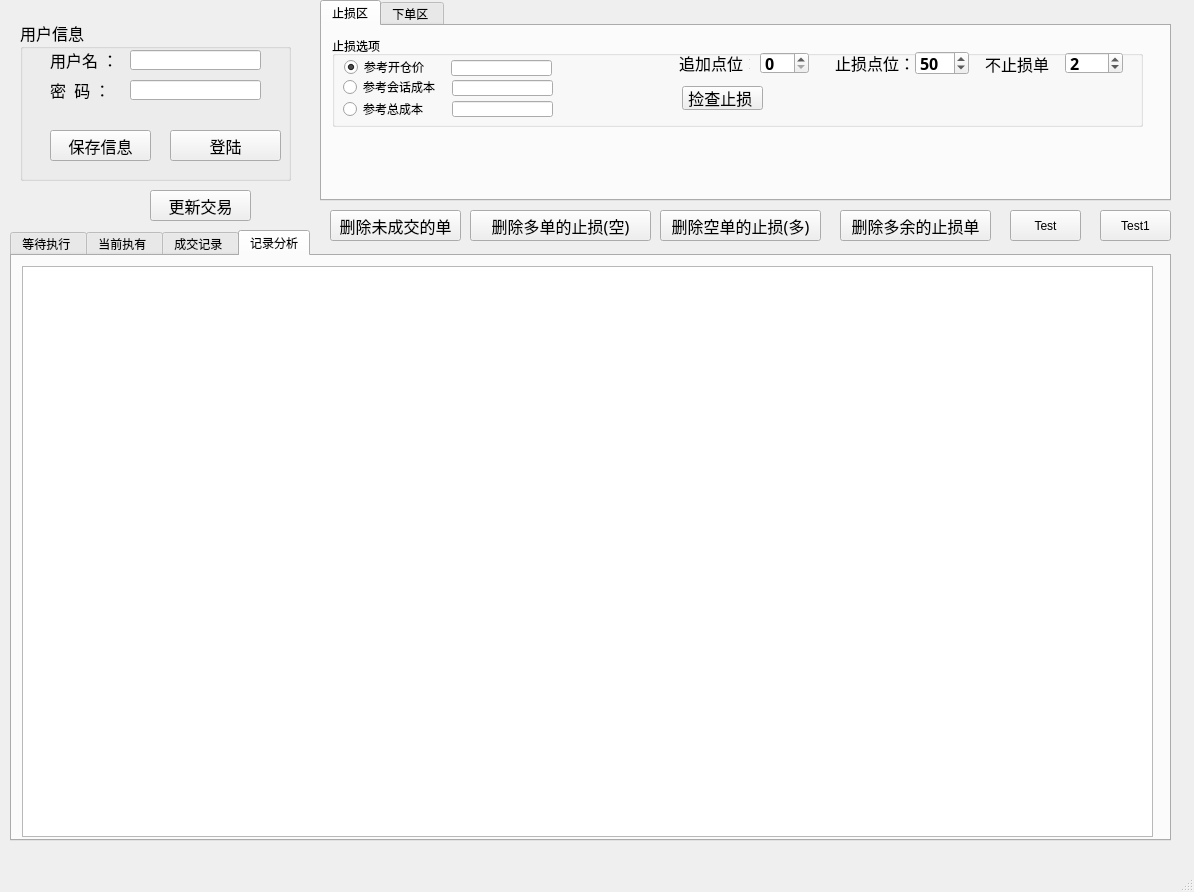
Above: win2.ui from che7611/test before the change. Below: the same form after it.
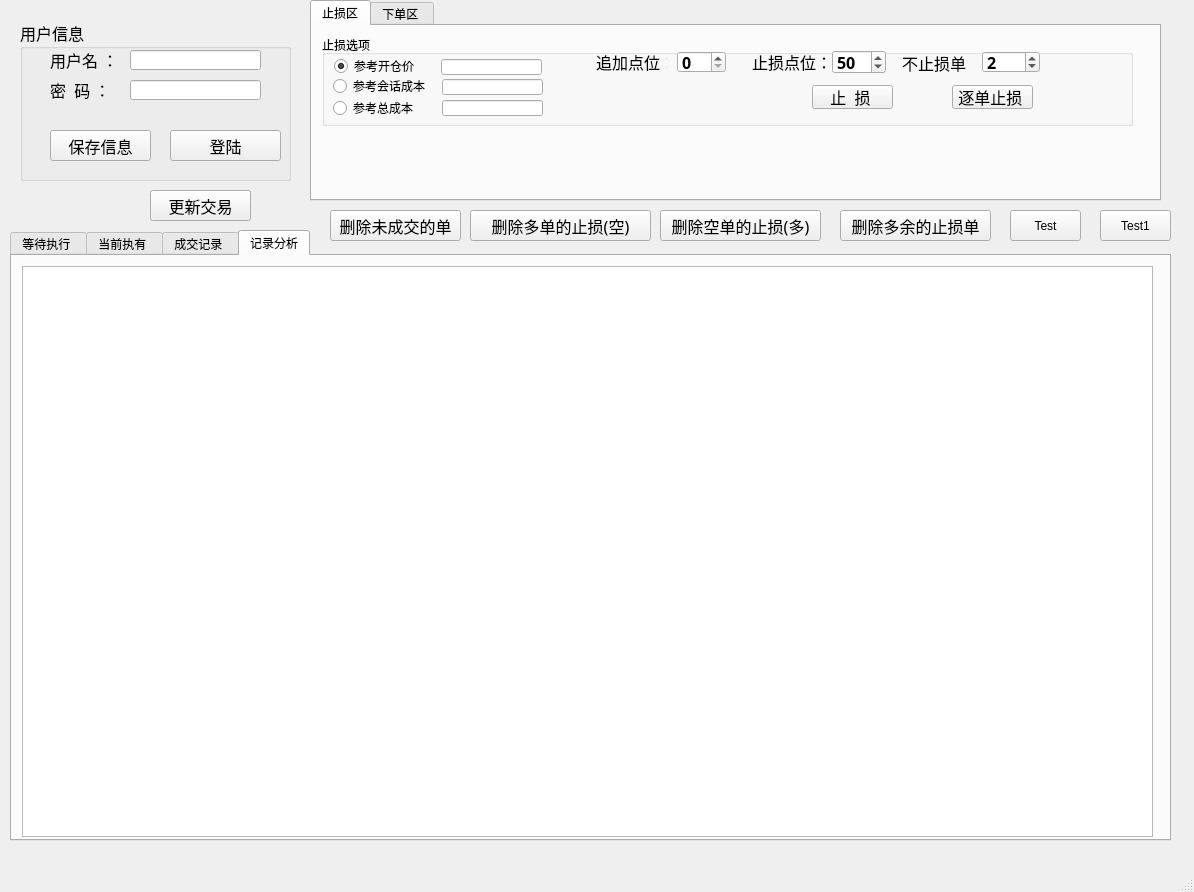
That is the form after the change.

```diff
--- a/win2.ui
+++ b/win2.ui
@@ -248,7 +248,7 @@
    <widget class="QTabWidget" name="tabWidget">
     <property name="geometry">
      <rect>
-      <x>320</x>
+      <x>310</x>
       <y>0</y>
       <width>851</width>
       <height>201</height>
@@ -265,7 +265,7 @@
       <property name="geometry">
        <rect>
         <x>10</x>
-        <y>10</y>
+        <y>9</y>
         <width>811</width>
         <height>91</height>
        </rect>
@@ -276,7 +276,7 @@
       <widget class="QPushButton" name="b_checkstop">
        <property name="geometry">
         <rect>
-         <x>350</x>
+         <x>630</x>
          <y>50</y>
          <width>81</width>
          <height>24</height>
@@ -289,13 +289,13 @@
         </font>
        </property>
        <property name="text">
-        <string>捡查止损 </string>
+        <string>逐单止损 </string>
        </property>
       </widget>
       <widget class="QSpinBox" name="box_nostop">
        <property name="geometry">
         <rect>
-         <x>733</x>
+         <x>660</x>
          <y>16</y>
          <width>58</width>
          <height>22</height>
@@ -319,7 +319,7 @@
       <widget class="QSpinBox" name="box_add">
        <property name="geometry">
         <rect>
-         <x>428</x>
+         <x>355</x>
          <y>16</y>
          <width>49</width>
          <height>22</height>
@@ -343,7 +343,7 @@
       <widget class="QLabel" name="label_5">
        <property name="geometry">
         <rect>
-         <x>653</x>
+         <x>580</x>
          <y>18</y>
          <width>71</width>
          <height>19</height>
@@ -362,7 +362,7 @@
       <widget class="QLabel" name="label_3">
        <property name="geometry">
         <rect>
-         <x>347</x>
+         <x>274</x>
          <y>17</y>
          <width>71</width>
          <height>19</height>
@@ -381,7 +381,7 @@
       <widget class="QLabel" name="label_4">
        <property name="geometry">
         <rect>
-         <x>503</x>
+         <x>430</x>
          <y>17</y>
          <width>80</width>
          <height>19</height>
@@ -400,7 +400,7 @@
       <widget class="QSpinBox" name="box_diff">
        <property name="geometry">
         <rect>
-         <x>583</x>
+         <x>510</x>
          <y>15</y>
          <width>54</width>
          <height>24</height>
@@ -508,6 +508,25 @@
         <bool>true</bool>
        </property>
       </widget>
+      <widget class="QPushButton" name="b_gostop">
+       <property name="geometry">
+        <rect>
+         <x>490</x>
+         <y>50</y>
+         <width>81</width>
+         <height>24</height>
+        </rect>
+       </property>
+       <property name="font">
+        <font>
+         <family>新宋体</family>
+         <pointsize>12</pointsize>
+        </font>
+       </property>
+       <property name="text">
+        <string>止  损 </string>
+       </property>
+      </widget>
      </widget>
     </widget>
     <widget class="QWidget" name="tab_order">
```
